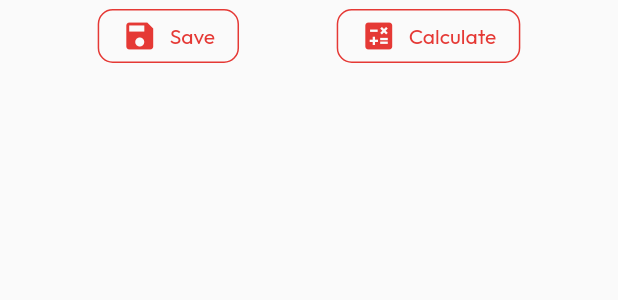
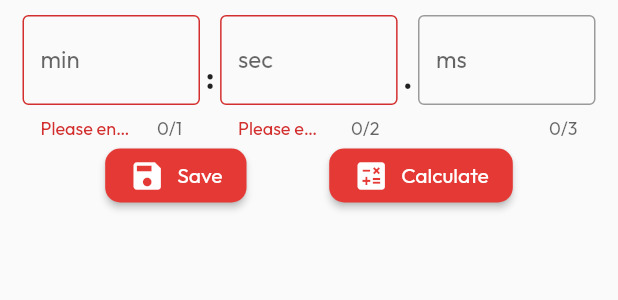
Before and after one commit to IntuitionLabsDevelopment/acc_fuel_app_flutter, a Flutter app: what calculatorScreen() shows on an empty page, opened directly, after a tap on "Calculate", on a phone screen of 412 x 824 dp. Shown: the top 300 px of the screen. Run offline on Flutter 3.47's test engine with Material 2 defaults, Android fonts, the phone set to English and light mode, and no system bars; our stand-ins replace in_app_review, shared_preferences; accounts and stored records are empty.

Commit message:
Lap time input

```diff
--- /dev/null
+++ b/lib/modules/forms/calculator_form.dart
@@ -0,0 +1,48 @@
+import 'package:acc_fuel_app_flutter/widgets/lap_time_input.dart';
+import 'package:flutter/material.dart';
+import 'package:acc_fuel_app_flutter/widgets/calculate_button.dart';
+import 'package:acc_fuel_app_flutter/widgets/save_button.dart';
+
+// Define a custom Form widget.
+class CalculatorForm extends StatefulWidget {
+  const CalculatorForm({Key? key}) : super(key: key);
+
+  @override
+  CalculatorFormState createState() {
+    return CalculatorFormState();
+  }
+}
+
+class CalculatorFormState extends State<CalculatorForm> {
+  final _calculatorFormKey = GlobalKey<FormState>();
+
+  @override
+  Widget build(BuildContext context) {
+    return Form(
+      key: _calculatorFormKey,
+      child: Column(
+        children: <Widget>[
+          lapTimeFields(),
+          Row(
+            mainAxisAlignment: MainAxisAlignment.spaceEvenly,
+            children: [
+              saveButton(onPressed: () {}),
+              calculateButton(
+                onPressed: () {
+                  // Validate returns true if the form is valid, or false otherwise.
+                  if (_calculatorFormKey.currentState!.validate()) {
+                    // If the form is valid, display a snackbar. In the real world,
+                    // you'd often call a server or save the information in a database.
+                    ScaffoldMessenger.of(context).showSnackBar(
+                      SnackBar(content: Text(minInput.text)),
+                    );
+                  }
+                },
+              ),
+            ],
+          )
+        ],
+      ),
+    );
+  }
+}
--- a/lib/modules/screens/calculator_screen.dart
+++ b/lib/modules/screens/calculator_screen.dart
@@ -1,20 +1,17 @@
-import 'package:acc_fuel_app_flutter/widgets/calculate_button.dart';
-import 'package:acc_fuel_app_flutter/widgets/save_button.dart';
+import 'package:acc_fuel_app_flutter/modules/forms/calculator_form.dart';
+
 import 'package:flutter/material.dart';
 
 Widget calculatorScreen() {
   return Center(
-    child: Column(
-      crossAxisAlignment: CrossAxisAlignment.center,
-      children: [
-        Row(
-          mainAxisAlignment: MainAxisAlignment.spaceEvenly,
-          children: [
-            saveButton(onPressed: () {}),
-            calculateButton(onPressed: () {}),
-          ],
-        )
-      ],
+    child: Padding(
+      padding: const EdgeInsets.symmetric(vertical: 10, horizontal: 15),
+      child: Column(
+        crossAxisAlignment: CrossAxisAlignment.center,
+        children: const [
+          CalculatorForm(),
+        ],
+      ),
     ),
   );
 }
--- a/lib/widgets/calculate_button.dart
+++ b/lib/widgets/calculate_button.dart
@@ -4,7 +4,7 @@ Widget calculateButton({
   Key? key,
   required VoidCallback? onPressed,
 }) {
-  return OutlinedButton.icon(
+  return ElevatedButton.icon(
     key: key,
     onPressed: onPressed,
     icon: const Icon(Icons.calculate),
--- /dev/null
+++ b/lib/widgets/form_text_filler.dart
@@ -0,0 +1,10 @@
+import 'package:flutter/material.dart';
+
+Widget formTextFiller(
+  String text,
+) {
+  return Text(
+    text,
+    style: const TextStyle(fontWeight: FontWeight.bold, fontSize: 20),
+  );
+}
--- /dev/null
+++ b/lib/widgets/int_field_input.dart
@@ -0,0 +1,39 @@
+import 'package:flutter/material.dart';
+import 'package:flutter/services.dart';
+
+String? validateIntFields(String? value, {bool required = true}) {
+  if (required) {
+    if (value == null || value.isEmpty) {
+      return 'Please enter value';
+    }
+  } else if (value == '') {
+    return null;
+  }
+
+  if (value != null && int.parse(value) < 0) {
+    return 'Cannot be negative';
+  }
+  return null;
+}
+
+Widget intFieldInput(
+    {required TextEditingController controller,
+    required String labelText,
+    required int maxLength,
+    bool isRequired = true,
+    String hintText = ''}) {
+  return TextFormField(
+    controller: controller,
+    keyboardType: TextInputType.number,
+    inputFormatters: [FilteringTextInputFormatter.digitsOnly],
+    decoration: InputDecoration(
+        labelText: labelText,
+        border: const OutlineInputBorder(),
+        hintText: hintText),
+    validator: (value) {
+      return validateIntFields(value, required: isRequired);
+    },
+    textInputAction: TextInputAction.next,
+    maxLength: maxLength,
+  );
+}
--- /dev/null
+++ b/lib/widgets/lap_time_input.dart
@@ -0,0 +1,33 @@
+import 'package:acc_fuel_app_flutter/widgets/form_text_filler.dart';
+import 'package:acc_fuel_app_flutter/widgets/int_field_input.dart';
+import 'package:flutter/material.dart';
+
+final TextEditingController minInput = TextEditingController();
+final TextEditingController secInput = TextEditingController();
+final TextEditingController msInput = TextEditingController();
+
+Widget lapTimeFields() {
+  return Row(
+    mainAxisAlignment: MainAxisAlignment.center,
+    children: [
+      Expanded(
+          flex: 1,
+          child: intFieldInput(
+              controller: minInput, labelText: 'min', maxLength: 1)),
+      formTextFiller(' : '),
+      Expanded(
+          flex: 1,
+          child: intFieldInput(
+              controller: secInput, labelText: 'sec', maxLength: 2)),
+      formTextFiller(' . '),
+      Expanded(
+          flex: 1,
+          child: intFieldInput(
+              controller: msInput,
+              labelText: 'ms',
+              maxLength: 3,
+              isRequired: false,
+              hintText: '000')),
+    ],
+  );
+}
--- a/lib/widgets/save_button.dart
+++ b/lib/widgets/save_button.dart
@@ -4,7 +4,7 @@ Widget saveButton({
   Key? key,
   required VoidCallback? onPressed,
 }) {
-  return OutlinedButton.icon(
+  return ElevatedButton.icon(
     key: key,
     onPressed: onPressed,
     icon: const Icon(Icons.save),
```
